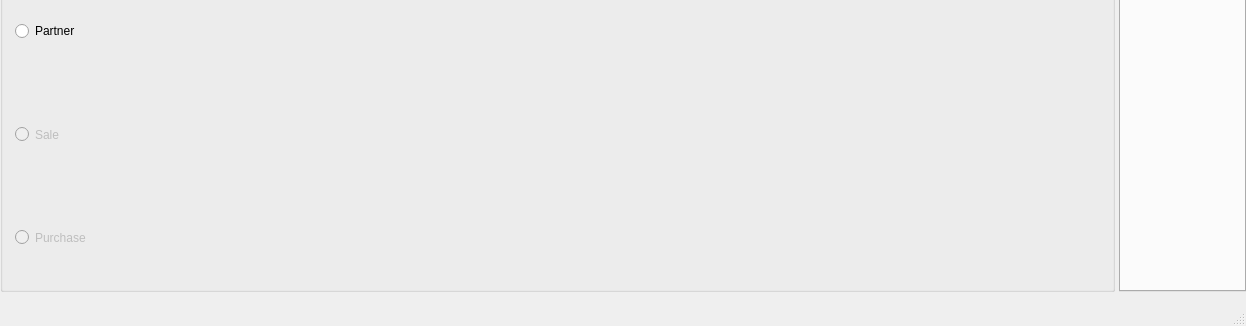
ytxerp/ytx-client, file mainwindow.ui: the form before one commit; both pictures show x 0 to 1246 and y 396 to 722 of the 1246 by 722 pixel window.
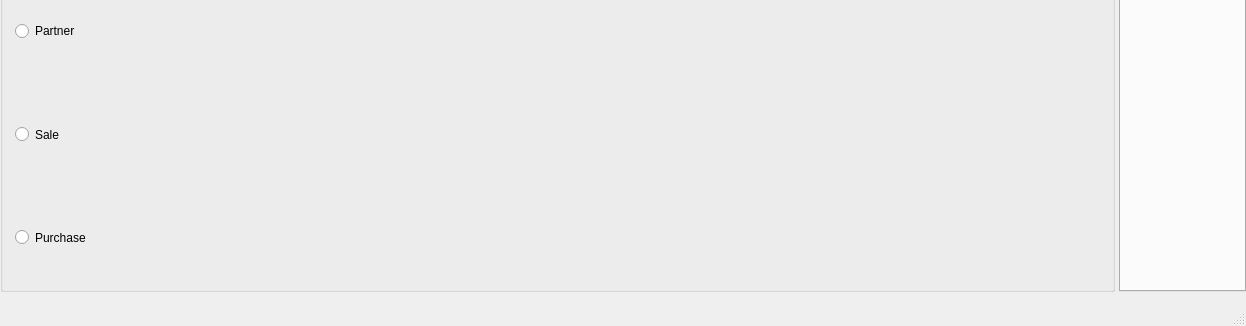
The form after the commit.

```diff
--- a/mainwindow.ui
+++ b/mainwindow.ui
@@ -131,7 +131,7 @@
         <item>
          <widget class="QRadioButton" name="rBtnSale">
           <property name="enabled">
-           <bool>false</bool>
+           <bool>true</bool>
           </property>
           <property name="sizePolicy">
            <sizepolicy hsizetype="Minimum" vsizetype="Preferred">
@@ -147,7 +147,7 @@
         <item>
          <widget class="QRadioButton" name="rBtnPurchase">
           <property name="enabled">
-           <bool>false</bool>
+           <bool>true</bool>
           </property>
           <property name="sizePolicy">
            <sizepolicy hsizetype="Minimum" vsizetype="Preferred">
```
